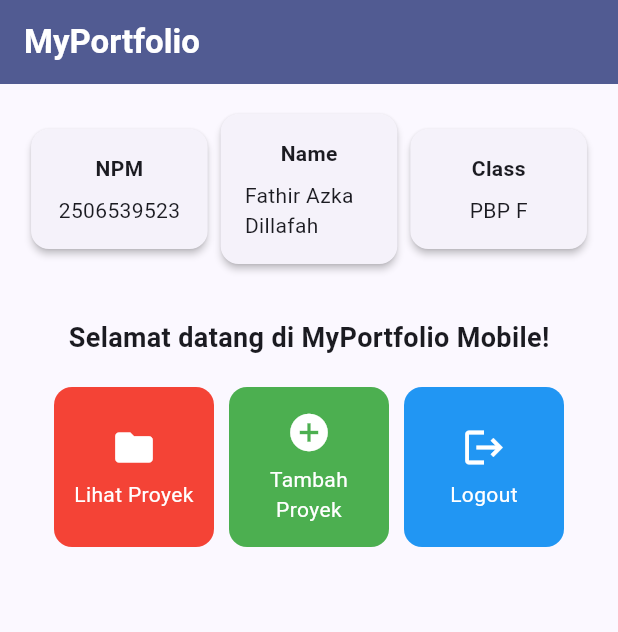
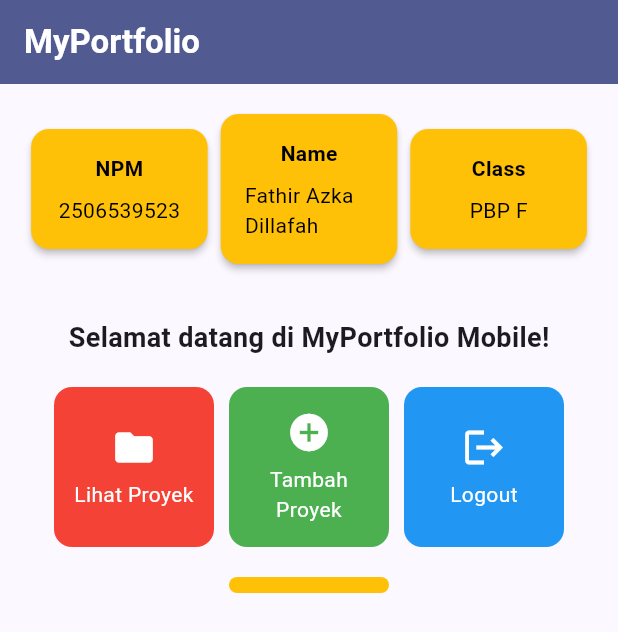
Before and after one commit to F-thir/myportofolio_mobile, a Flutter app: the screen it shows after launch, on a phone screen of 412 x 824 dp. Shown: the top 632 px of the screen. Run offline on Flutter 3.47's test engine with Material 3 defaults, Android fonts, the phone set to English and light mode, and no system bars.

Commit message:
Tugas 7 - Creativity: New OnHover effect for each action  + New HelloCard + Experimenting color + README.md

```diff
--- a/lib/menu.dart
+++ b/lib/menu.dart
@@ -9,7 +9,7 @@ class MyHomePage extends StatelessWidget {
 
   final List<ItemHomepage> items = [
     ItemHomepage("Lihat Proyek", Icons.folder, Colors.red),
-    ItemHomepage("Tambah Proyek", Icons.add_circle, Colors.green ),
+    ItemHomepage("Tambah Proyek", Icons.add_circle, Colors.green),
     ItemHomepage("Logout", Icons.logout, Colors.blue),
   ];
 
@@ -74,6 +74,22 @@ class MyHomePage extends StatelessWidget {
                       return ItemCard(item);
                     }).toList(),
                   ),
+
+                  // Menampilkan hello card
+                  // Grid kedua: 3 kolom, hanya kolom tengah yang berisi HelloCard.
+                  GridView.count(
+                    primary: true,
+                    padding: const EdgeInsets.symmetric(horizontal: 20),
+                    crossAxisSpacing: 10,
+                    crossAxisCount: 3,
+                    childAspectRatio: 10,
+                    shrinkWrap: true,
+                    children: const [
+                      SizedBox(),
+                      HelloCard("Fathir"),
+                      SizedBox(),
+                    ],
+                  ),
                 ],
               ),
             ),
@@ -95,6 +111,7 @@ class InfoCard extends StatelessWidget {
   Widget build(BuildContext context) {
     return Card(
       // Memberikan efek bayangan kartu elevasi 2 unit.
+      color: Colors.amber,
       elevation: 2.0,
       child: Container(
         // Menyesuaikan lebar kartu dengan proporsi layar (dibagi 3.5).
@@ -105,10 +122,13 @@ class InfoCard extends StatelessWidget {
           children: [
             Text(
               title,
-              style: const TextStyle(fontWeight: FontWeight.bold),
+              style: const TextStyle(fontWeight: FontWeight.bold, color: Colors.black),
             ),
             const SizedBox(height: 8.0),
-            Text(content),
+            Text(
+              content,
+              style: const TextStyle(color: Colors.black)
+              ),
           ],
         ),
       ),
@@ -120,24 +140,36 @@ class ItemHomepage {
   final String name;
   final IconData icon;
   final Color color;
+  final Color colorHoverText;
 
-  ItemHomepage(this.name, this.icon, this.color);
+  ItemHomepage(this.name, this.icon, this.color, {this.colorHoverText = Colors.yellowAccent});
 }
 
-class ItemCard extends StatelessWidget {
+class ItemCard extends StatefulWidget {
   final ItemHomepage item;
 
   const ItemCard(this.item, {super.key});
 
   @override
+  State<ItemCard> createState() => _ItemCardState();
+}
+
+class _ItemCardState extends State<ItemCard> {
+  bool _isHovered = false;
+
+  @override
   Widget build(BuildContext context) {
+    final item = widget.item;
+    final Color contentColor = _isHovered ? item.colorHoverText : Colors.white;
+
     return Material(
       color: item.color,
       borderRadius: BorderRadius.circular(12),
       child: InkWell(
+        // Aksi ketika kartu dihover oleh pengguna.
+        onHover: (hovering) => setState(() => _isHovered = hovering),
         // Aksi ketika kartu ditekan oleh pengguna.
         onTap: () {
-          // Menampilkan SnackBar dengan pesan interaktif.
           ScaffoldMessenger.of(context)
             ..hideCurrentSnackBar()
             ..showSnackBar(
@@ -152,14 +184,14 @@ class ItemCard extends StatelessWidget {
               children: [
                 Icon(
                   item.icon,
-                  color: Colors.white,
-                  size: 30.0,
+                  color: contentColor,
+                  size: 30.0
                 ),
                 const Padding(padding: EdgeInsets.all(3)),
                 Text(
                   item.name,
                   textAlign: TextAlign.center,
-                  style: const TextStyle(color: Colors.white),
+                  style: TextStyle(color: contentColor),
                 ),
               ],
             ),
@@ -169,3 +201,43 @@ class ItemCard extends StatelessWidget {
     );
   }
 }
+
+class HelloCard extends StatelessWidget {
+  final String name;
+
+  const HelloCard(this.name, {super.key});
+
+  @override
+  Widget build(BuildContext context) {
+    return Material(
+      color: Colors.amber,
+      borderRadius: BorderRadius.circular(12),
+      child: InkWell(
+        // Aksi ketika kartu ditekan oleh pengguna.
+        onTap: () {
+          ScaffoldMessenger.of(context)
+            ..hideCurrentSnackBar()
+            ..showSnackBar(
+              SnackBar(content: Text("Halo $name!"))
+            );
+        },
+        child: Container(
+          padding: const EdgeInsets.all(8),
+          child: Center(
+            child: Column(
+              mainAxisAlignment: MainAxisAlignment.center,
+              children: [
+                const Padding(padding: EdgeInsets.all(3)),
+                Text(
+                  name,
+                  textAlign: TextAlign.center,
+                  style: TextStyle(fontWeight: FontWeight.bold, color: Colors.black),
+                ),
+              ],
+            ),
+          ),
+        ),
+      ),
+    );
+  }
+}
```
Also changed, not shown: 1 other file.
